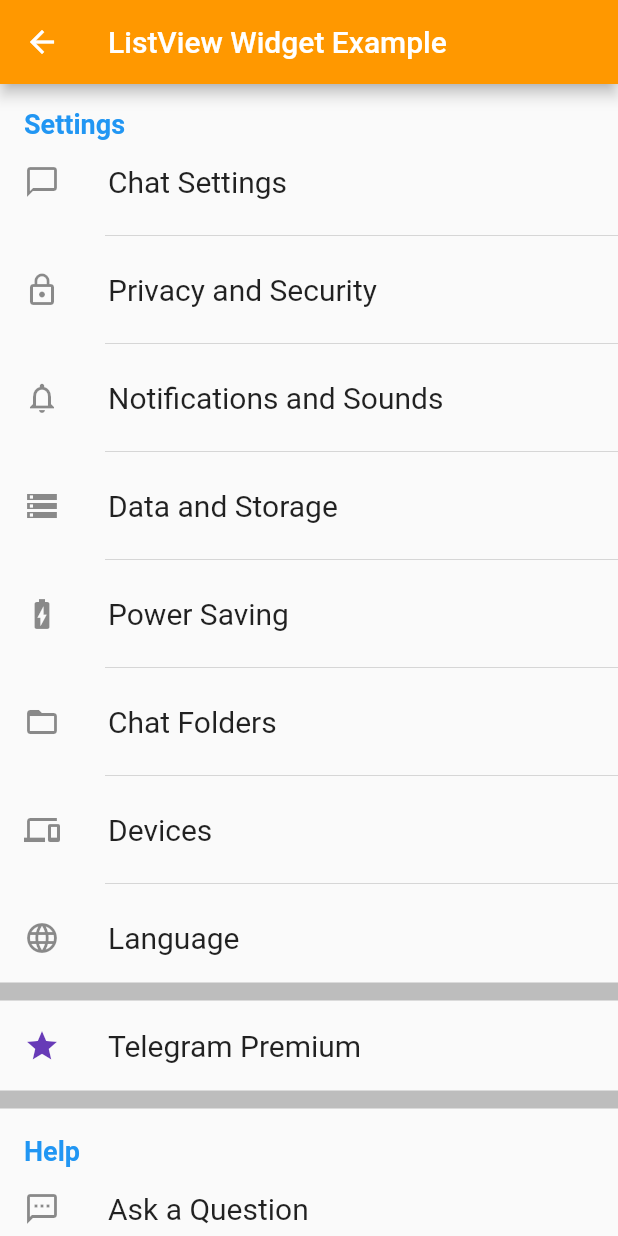
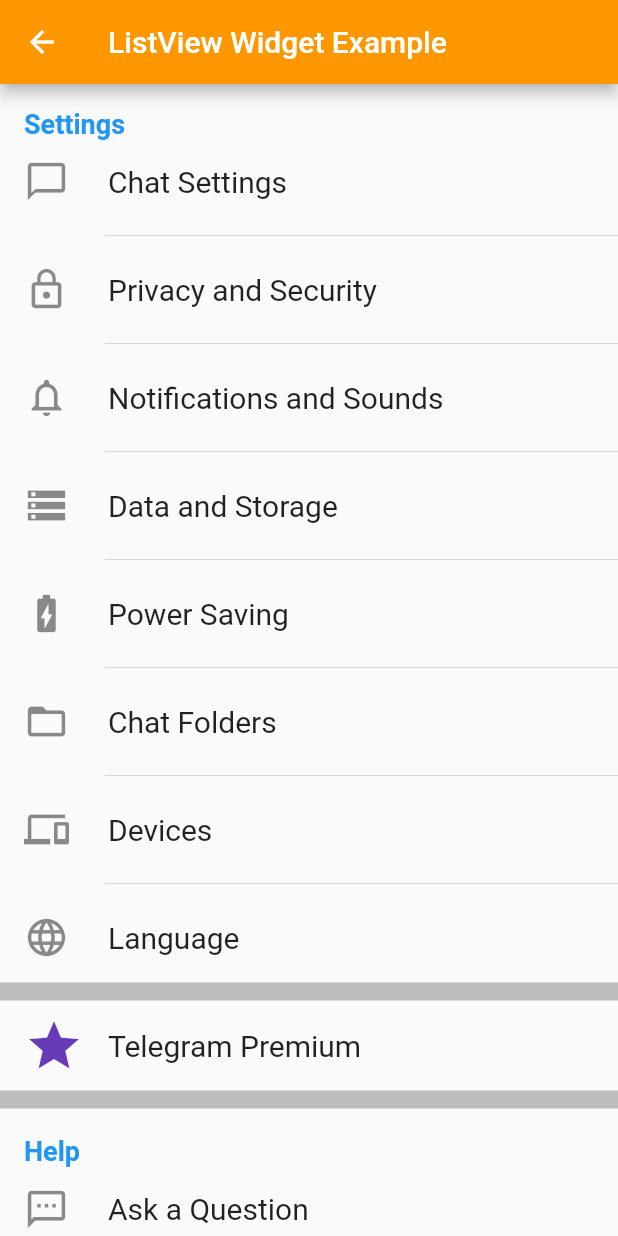
Before and after one commit to xurshidd977977/widget_gallery, a Flutter app: the ListViewPage screen opened directly, on a phone screen of 412 x 824 dp. Run offline on Flutter 3.47's test engine with Material 2 defaults, Android fonts, the phone set to English and light mode, and no system bars; our stand-ins replace fluttertoast.

Commit message:
change icon size in listView dart file

```diff
--- a/lib/widgets_screen/listView.dart
+++ b/lib/widgets_screen/listView.dart
@@ -23,7 +23,7 @@ class ListViewPage extends StatelessWidget {
             ),
           ),
           const ListTile(
-            leading: Icon(Icons.messenger_outline),
+            leading: Icon(Icons.messenger_outline, size: 30),
             title: Text(
               "Chat Settings",
               style: TextStyle(fontSize: 20),
@@ -31,7 +31,7 @@ class ListViewPage extends StatelessWidget {
           ),
           const Divider(thickness: .1, color: Colors.black, indent: 70),
           const ListTile(
-            leading: Icon(Icons.lock_outline),
+            leading: Icon(Icons.lock_outline, size: 30),
             title: Text(
               "Privacy and Security",
               style: TextStyle(fontSize: 20),
@@ -39,7 +39,7 @@ class ListViewPage extends StatelessWidget {
           ),
           const Divider(thickness: .1, color: Colors.black, indent: 70),
           const ListTile(
-            leading: Icon(Icons.notifications_none_outlined),
+            leading: Icon(Icons.notifications_none_outlined, size: 30),
             title: Text(
               "Notifications and Sounds",
               style: TextStyle(fontSize: 20),
@@ -47,7 +47,7 @@ class ListViewPage extends StatelessWidget {
           ),
           const Divider(thickness: .1, color: Colors.black, indent: 70),
           const ListTile(
-            leading: Icon(Icons.storage_outlined),
+            leading: Icon(Icons.storage_outlined, size: 30),
             title: Text(
               "Data and Storage",
               style: TextStyle(fontSize: 20),
@@ -55,7 +55,7 @@ class ListViewPage extends StatelessWidget {
           ),
           const Divider(thickness: .1, color: Colors.black, indent: 70),
           const ListTile(
-            leading: Icon(Icons.battery_charging_full_outlined),
+            leading: Icon(Icons.battery_charging_full_outlined, size: 30),
             title: Text(
               "Power Saving",
               style: TextStyle(fontSize: 20),
@@ -63,7 +63,7 @@ class ListViewPage extends StatelessWidget {
           ),
           const Divider(thickness: .1, color: Colors.black, indent: 70),
           const ListTile(
-            leading: Icon(Icons.folder_open_outlined),
+            leading: Icon(Icons.folder_open_outlined, size: 30),
             title: Text(
               "Chat Folders",
               style: TextStyle(fontSize: 20),
@@ -71,7 +71,7 @@ class ListViewPage extends StatelessWidget {
           ),
           const Divider(thickness: .1, color: Colors.black, indent: 70),
           const ListTile(
-            leading: Icon(Icons.devices_outlined),
+            leading: Icon(Icons.devices_outlined, size: 30),
             title: Text(
               "Devices",
               style: TextStyle(fontSize: 20),
@@ -79,7 +79,7 @@ class ListViewPage extends StatelessWidget {
           ),
           const Divider(thickness: .1, color: Colors.black, indent: 70),
           const ListTile(
-            leading: Icon(Icons.language),
+            leading: Icon(Icons.language, size: 30),
             title: Text(
               "Language",
               style: TextStyle(fontSize: 20),
@@ -91,7 +91,7 @@ class ListViewPage extends StatelessWidget {
           ),
           const ListTile(
             leading: Icon(
-              Icons.star,
+              Icons.star, size: 40,
               color: Colors.deepPurple,
             ),
             title: Text(
@@ -114,7 +114,7 @@ class ListViewPage extends StatelessWidget {
             ),
           ),
           const ListTile(
-            leading: Icon(Icons.sms_outlined),
+            leading: Icon(Icons.sms_outlined, size: 30),
             title: Text(
               "Ask a Question",
               style: TextStyle(fontSize: 20),
@@ -122,7 +122,7 @@ class ListViewPage extends StatelessWidget {
           ),
           const Divider(thickness: .1, color: Colors.black, indent: 70),
           const ListTile(
-            leading: Icon(Icons.help_outline),
+            leading: Icon(Icons.help_outline, size: 30),
             title: Text(
               "Telegram FAQ",
               style: TextStyle(fontSize: 20),
@@ -130,7 +130,7 @@ class ListViewPage extends StatelessWidget {
           ),
           const Divider(thickness: .1, color: Colors.black, indent: 70),
           const ListTile(
-            leading: Icon(Icons.verified_user_outlined),
+            leading: Icon(Icons.verified_user_outlined, size: 30),
             title: Text(
               "Privacy Policy",
               style: TextStyle(fontSize: 20),
```
